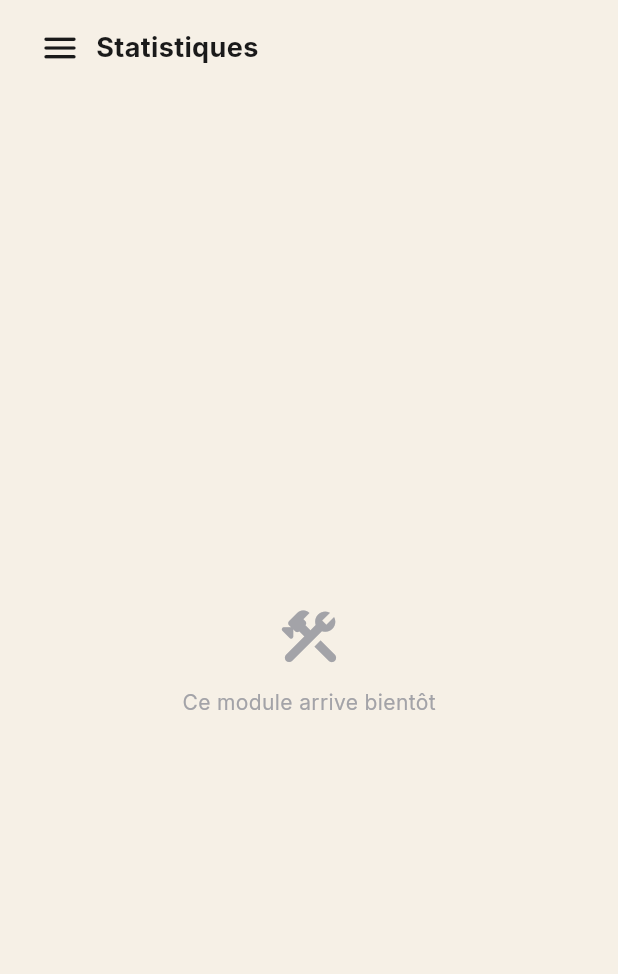
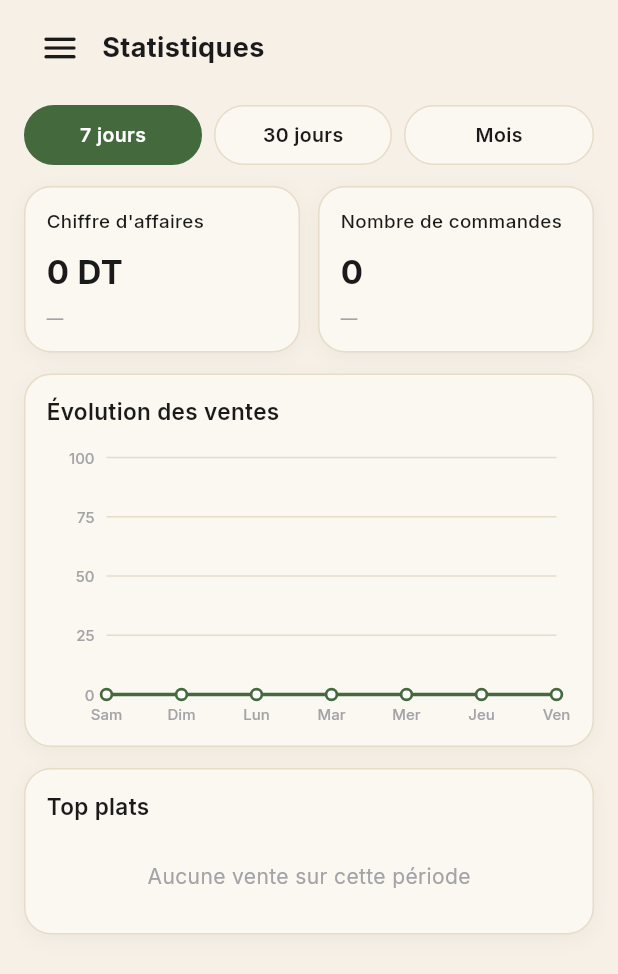
Before and after one commit to tassnim01/coffee-restaurant-App, a Flutter app: the AdminShell screen opened directly, after a tap on the "menu" icon, after a tap on "Statistiques", on a phone screen of 412 x 824 dp. Shown: the top 974 px of the screen. Run offline on Flutter 3.47's test engine with Material 3 defaults, Android fonts, the phone set to English and light mode, and no system bars; our stand-ins replace cloud_firestore, firebase_auth, firebase_core, google_fonts, image_picker, pdf and 2 more; accounts and stored records are empty.

Commit message:
partie statistiques

```diff
--- a/lib/features/admin/shell/admin_shell.dart
+++ b/lib/features/admin/shell/admin_shell.dart
@@ -7,8 +7,8 @@ import '../menu/screens/menu_management_screen.dart';
 import '../orders/screens/orders_screen.dart';
 import '../settings/screens/admin_settings_screen.dart';
 import 'admin_drawer.dart';
-import 'coming_soon_scree.dart';
 import '../../payment/screens/payments_screen.dart';
+import '../statistics/screens/statistics_screen.dart';
 
 /// Conteneur de l'espace responsable : menu latéral + pages.
 class AdminShell extends StatefulWidget {
@@ -61,7 +61,7 @@ class _AdminShellState extends State<AdminShell> {
             onSeeOrders: () => setState(() => _index = 1),
           ),
           OrdersScreen(onMenuTap: _openDrawer),
-          ComingSoonScreen(title: 'Statistiques', onMenuTap: _openDrawer),
+          StatisticsScreen(onMenuTap: _openDrawer),
           MenuManagementScreen(onMenuTap: _openDrawer),
           ClientsScreen(onMenuTap: _openDrawer),
           PaymentsScreen(onMenuTap: _openDrawer),
--- /dev/null
+++ b/lib/features/admin/statistics/models/stats_data.dart
@@ -0,0 +1,192 @@
+import '../../orders/models/restaurant_order.dart';
+
+/// true = ne compter que les commandes payées (encaissées).
+/// false = compter toutes les commandes, comme le tableau de bord.
+const bool kStatsOnlyPaidOrders = false;
+
+enum StatsPeriod { week, days30, month }
+
+extension StatsPeriodX on StatsPeriod {
+  String get label {
+    switch (this) {
+      case StatsPeriod.week:
+        return '7 jours';
+      case StatsPeriod.days30:
+        return '30 jours';
+      case StatsPeriod.month:
+        return 'Mois';
+    }
+  }
+}
+
+/// Un plat du classement.
+class TopDish {
+  final String name;
+  final String? productId;
+  final String? imageUrl;
+  final int quantity;
+  final double revenue;
+
+  const TopDish({
+    required this.name,
+    required this.productId,
+    required this.imageUrl,
+    required this.quantity,
+    required this.revenue,
+  });
+}
+
+class _Acc {
+  final String name;
+  final String? productId;
+  final String? imageUrl;
+  int quantity = 0;
+  double revenue = 0;
+
+  _Acc(this.name, this.productId, this.imageUrl);
+}
+
+/// Chiffres d'une période, comparés à la période précédente.
+class StatsData {
+  final double revenue;
+  final double previousRevenue;
+  final int orderCount;
+  final int previousOrderCount;
+  final List<double> series; // chiffre d'affaires par jour
+  final List<String> labels; // étiquettes de l'axe horizontal
+  final List<TopDish> topDishes;
+
+  const StatsData({
+    required this.revenue,
+    required this.previousRevenue,
+    required this.orderCount,
+    required this.previousOrderCount,
+    required this.series,
+    required this.labels,
+    required this.topDishes,
+  });
+
+  /// Évolution en % par rapport à la période précédente (null si impossible).
+  double? get revenueChange => _change(revenue, previousRevenue);
+  double? get ordersChange =>
+      _change(orderCount.toDouble(), previousOrderCount.toDouble());
+
+  static double? _change(double current, double previous) {
+    if (previous == 0) return null;
+    return (current - previous) / previous * 100;
+  }
+
+  static const _weekdays = ['Lun', 'Mar', 'Mer', 'Jeu', 'Ven', 'Sam', 'Dim'];
+
+  factory StatsData.compute(
+    List<RestaurantOrder> all,
+    StatsPeriod period,
+    DateTime now,
+  ) {
+    // Dates en UTC pour éviter les décalages d'heure d'été.
+    DateTime day(DateTime d) => DateTime.utc(d.year, d.month, d.day);
+    final today = day(now);
+
+    late final DateTime start;
+    late final int days;
+    late final DateTime prevStart;
+    late final int prevDays;
+
+    switch (period) {
+      case StatsPeriod.week:
+        days = 7;
+        prevDays = 7;
+        start = today.subtract(const Duration(days: 6));
+        prevStart = start.subtract(const Duration(days: 7));
+        break;
+      case StatsPeriod.days30:
+        days = 30;
+        prevDays = 30;
+        start = today.subtract(const Duration(days: 29));
+        prevStart = start.subtract(const Duration(days: 30));
+        break;
+      case StatsPeriod.month:
+        start = DateTime.utc(now.year, now.month, 1);
+        days = today.day;
+        prevStart = DateTime.utc(now.year, now.month - 1, 1);
+        final prevMonthLength = DateTime.utc(now.year, now.month, 0).day;
+        prevDays = days < prevMonthLength ? days : prevMonthLength;
+        break;
+    }
+
+    int indexIn(DateTime d, DateTime s, int n) {
+      final i = d.difference(s).inDays;
+      return (i >= 0 && i < n) ? i : -1;
+    }
+
+    final series = List<double>.filled(days, 0);
+    final dishes = <String, _Acc>{};
+    var revenue = 0.0;
+    var count = 0;
+    var prevRevenue = 0.0;
+    var prevCount = 0;
+
+    for (final o in all) {
+      if (kStatsOnlyPaidOrders && !o.isPaid) continue;
+      final d = day(o.createdAt);
+
+      final i = indexIn(d, start, days);
+      if (i != -1) {
+        series[i] += o.total;
+        revenue += o.total;
+        count++;
+        for (final item in o.items) {
+          final key = item.productId.isNotEmpty ? item.productId : item.name;
+          final acc = dishes.putIfAbsent(
+            key,
+            () => _Acc(
+              item.name,
+              item.productId.isEmpty ? null : item.productId,
+              item.imageUrl,
+            ),
+          );
+          acc.quantity += item.quantity;
+          acc.revenue += item.lineTotal;
+        }
+        continue;
+      }
+
+      if (indexIn(d, prevStart, prevDays) != -1) {
+        prevRevenue += o.total;
+        prevCount++;
+      }
+    }
+
+    final labels = List<String>.generate(days, (i) {
+      final date = start.add(Duration(days: i));
+      return period == StatsPeriod.week
+          ? _weekdays[date.weekday - 1]
+          : '${date.day}';
+    });
+
+    final top = dishes.values.toList()
+      ..sort((a, b) {
+        final byQty = b.quantity.compareTo(a.quantity);
+        return byQty != 0 ? byQty : b.revenue.compareTo(a.revenue);
+      });
+
+    return StatsData(
+      revenue: revenue,
+      previousRevenue: prevRevenue,
+      orderCount: count,
+      previousOrderCount: prevCount,
+      series: series,
+      labels: labels,
+      topDishes: top
+          .take(10)
+          .map((a) => TopDish(
+                name: a.name,
+                productId: a.productId,
+                imageUrl: a.imageUrl,
+                quantity: a.quantity,
+                revenue: a.revenue,
+              ))
+          .toList(),
+    );
+  }
+}
--- /dev/null
+++ b/lib/features/admin/statistics/screens/statistics_screen.dart
@@ -0,0 +1,265 @@
+import 'package:flutter/material.dart';
+import 'package:provider/provider.dart';
+import '../../../../core/theme/app_colors.dart';
+import '../../../../core/theme/app_text_styles.dart';
+import '../../../../core/utils/formatters.dart';
+import '../../orders/widgets/product_thumb.dart';
+import '../../orders/providers/orders_provider.dart';
+import '../models/stats_data.dart';
+import '../widgets/kpi_card.dart';
+import '../widgets/sales_chart.dart';
+
+class StatisticsScreen extends StatefulWidget {
+  final VoidCallback? onMenuTap;
+
+  const StatisticsScreen({super.key, this.onMenuTap});
+
+  @override
+  State<StatisticsScreen> createState() => _StatisticsScreenState();
+}
+
+class _StatisticsScreenState extends State<StatisticsScreen> {
+  StatsPeriod _period = StatsPeriod.week;
+  bool _showAll = false;
+
+  BoxDecoration get _card => BoxDecoration(
+        color: AppColors.surface,
+        borderRadius: BorderRadius.circular(18),
+        border: Border.all(color: AppColors.border),
+        boxShadow: [
+          BoxShadow(
+            color: AppColors.black.withValues(alpha: 0.04),
+            blurRadius: 10,
+            offset: const Offset(0, 3),
+          ),
+        ],
+      );
+
+  @override
+  Widget build(BuildContext context) {
+    final orders = context.watch<OrdersProvider>();
+    final data = StatsData.compute(orders.orders, _period, DateTime.now());
+
+    return Scaffold(
+      body: SafeArea(
+        child: Padding(
+          padding: const EdgeInsets.fromLTRB(16, 8, 16, 0),
+          child: Column(
+            crossAxisAlignment: CrossAxisAlignment.start,
+            children: [
+              Row(
+                children: [
+                  IconButton(
+                    onPressed:
+                        widget.onMenuTap ?? () => Navigator.of(context).maybePop(),
+                    icon: Icon(
+                      widget.onMenuTap != null
+                          ? Icons.menu_rounded
+                          : Icons.chevron_left_rounded,
+                      size: 28,
+                    ),
+                    padding: EdgeInsets.zero,
+                    constraints: const BoxConstraints(minWidth: 36),
+                  ),
+                  const SizedBox(width: 4),
+                  Expanded(
+                    child: Text('Statistiques', style: AppTextStyles.screenTitle),
+                  ),
+                ],
+              ),
+              const SizedBox(height: 14),
+              _buildTabs(),
+              const SizedBox(height: 14),
+              Expanded(
+                child: orders.isLoading
+                    ? const Center(child: CircularProgressIndicator())
+                    : SingleChildScrollView(
+                        padding: const EdgeInsets.only(bottom: 24),
+                        child: Column(
+                          children: [
+                            Row(
+                              crossAxisAlignment: CrossAxisAlignment.start,
+                              children: [
+                                Expanded(
+                                  child: KpiCard(
+                                    label: "Chiffre d'affaires",
+                                    value: Formatters.dt(data.revenue),
+                                    change: data.revenueChange,
+                                  ),
+                                ),
+                                const SizedBox(width: 12),
+                                Expanded(
+                                  child: KpiCard(
+                                    label: 'Nombre de commandes',
+                                    value: '${data.orderCount}',
+                                    change: data.ordersChange,
+                                  ),
+                                ),
+                              ],
+                            ),
+                            const SizedBox(height: 14),
+                            _buildChartCard(data),
+                            const SizedBox(height: 14),
+                            _buildTopDishes(data),
+                          ],
+                        ),
+                      ),
+              ),
+            ],
+          ),
+        ),
+      ),
+    );
+  }
+
+  Widget _buildTabs() {
+    return Row(
+      children: StatsPeriod.values.map((p) {
+        final selected = p == _period;
+        return Expanded(
+          child: Padding(
+            padding:
+                EdgeInsets.only(right: p == StatsPeriod.values.last ? 0 : 8),
+            child: GestureDetector(
+              onTap: () => setState(() => _period = p),
+              child: AnimatedContainer(
+                duration: const Duration(milliseconds: 200),
+                height: 40,
+                alignment: Alignment.center,
+                decoration: BoxDecoration(
+                  color: selected ? AppColors.forestGreen : AppColors.surface,
+                  borderRadius: BorderRadius.circular(20),
+                  border: Border.all(
+                    color: selected ? AppColors.forestGreen : AppColors.border,
+                  ),
+                ),
+                child: Text(
+                  p.label,
+                  style: AppTextStyles.toggle.copyWith(
+                    fontSize: 13,
+                    color: selected ? Colors.white : AppColors.textPrimary,
+                  ),
+                ),
+              ),
+            ),
+          ),
+        );
+      }).toList(),
+    );
+  }
+
+  Widget _buildChartCard(StatsData data) {
+    return Container(
+      width: double.infinity,
+      padding: const EdgeInsets.fromLTRB(14, 14, 14, 10),
+      decoration: _card,
+      child: Column(
+        crossAxisAlignment: CrossAxisAlignment.start,
+        children: [
+          Text('Évolution des ventes', style: AppTextStyles.productName),
+          const SizedBox(height: 12),
+          SalesChart(values: data.series, labels: data.labels),
+        ],
+      ),
+    );
+  }
+
+  Widget _buildTopDishes(StatsData data) {
+    final dishes = data.topDishes;
+    final visible = _showAll ? dishes : dishes.take(3).toList();
+    final maxQty = dishes.isEmpty ? 1 : dishes.first.quantity;
+
+    return Container(
+      width: double.infinity,
+      padding: const EdgeInsets.all(14),
+      decoration: _card,
+      child: Column(
+        crossAxisAlignment: CrossAxisAlignment.start,
+        children: [
+          Row(
+            children: [
+              Expanded(
+                child: Text('Top plats', style: AppTextStyles.productName),
+              ),
+              if (dishes.length > 3)
+                GestureDetector(
+                  onTap: () => setState(() => _showAll = !_showAll),
+                  child: Text(
+                    _showAll ? 'Réduire' : 'Voir tout',
+                    style: AppTextStyles.toggle.copyWith(
+                      fontSize: 12.5,
+                      color: AppColors.forestGreen,
+                    ),
+                  ),
+                ),
+            ],
+          ),
+          const SizedBox(height: 12),
+          if (visible.isEmpty)
+            Padding(
+              padding: const EdgeInsets.symmetric(vertical: 14),
+              child: Center(
+                child: Text(
+                  'Aucune vente sur cette période',
+                  style: AppTextStyles.body.copyWith(color: AppColors.gray),
+                ),
+              ),
+            )
+          else
+            for (final d in visible) _dishRow(d, maxQty),
+        ],
+      ),
+    );
+  }
+
+  Widget _dishRow(TopDish dish, int maxQty) {
+    return Padding(
+      padding: const EdgeInsets.only(bottom: 12),
+      child: Row(
+        children: [
+          ProductThumb(
+            productId: dish.productId,
+            imageUrl: dish.imageUrl,
+            size: 48,
+            radius: 12,
+          ),
+          const SizedBox(width: 12),
+          Expanded(
+            child: Column(
+              crossAxisAlignment: CrossAxisAlignment.start,
+              children: [
+                Text(
+                  dish.name,
+                  maxLines: 1,
+                  overflow: TextOverflow.ellipsis,
+                  style: AppTextStyles.productName.copyWith(fontSize: 14),
+                ),
+                const SizedBox(height: 2),
+                Text(
+                  '${dish.quantity} vente${dish.quantity > 1 ? 's' : ''}',
+                  style: AppTextStyles.chip
+                      .copyWith(color: AppColors.gray, fontSize: 12),
+                ),
+                const SizedBox(height: 6),
+                ClipRRect(
+                  borderRadius: BorderRadius.circular(4),
+                  child: LinearProgressIndicator(
+                    value: dish.quantity / maxQty,
+                    minHeight: 5,
+                    backgroundColor: AppColors.border,
+                    color: AppColors.forestGreen,
+                  ),
+                ),
+              ],
+            ),
+          ),
+          const SizedBox(width: 12),
+          Text(
+            Formatters.dt(dish.revenue),
+            style: AppTextStyles.productName.copyWith(fontSize: 13.5),
+          ),
+        ],
+      ),
+    );
+  }
+}
--- /dev/null
+++ b/lib/features/admin/statistics/widgets/kpi_card.dart
@@ -0,0 +1,83 @@
+import 'package:flutter/material.dart';
+import '../../../../core/theme/app_colors.dart';
+import '../../../../core/theme/app_text_styles.dart';
+
+/// Carte « libellé, grande valeur, évolution en % ».
+class KpiCard extends StatelessWidget {
+  final String label;
+  final String value;
+  final double? change; // null = pas de période précédente à comparer
+
+  const KpiCard({
+    super.key,
+    required this.label,
+    required this.value,
+    required this.change,
+  });
+
+  @override
+  Widget build(BuildContext context) {
+    final c = change;
+    final up = c == null || c >= 0;
+    final color = up ? AppColors.forestGreen : AppColors.burgundy;
+
+    return Container(
+      padding: const EdgeInsets.all(14),
+      decoration: BoxDecoration(
+        color: AppColors.surface,
+        borderRadius: BorderRadius.circular(18),
+        border: Border.all(color: AppColors.border),
+        boxShadow: [
+          BoxShadow(
+            color: AppColors.black.withValues(alpha: 0.04),
+            blurRadius: 10,
+            offset: const Offset(0, 3),
+          ),
+        ],
+      ),
+      child: Column(
+        crossAxisAlignment: CrossAxisAlignment.start,
+        children: [
+          Text(
+            label,
+            maxLines: 1,
+            overflow: TextOverflow.ellipsis,
+            style: AppTextStyles.chip.copyWith(fontSize: 12.5),
+          ),
+          const SizedBox(height: 8),
+          FittedBox(
+            alignment: Alignment.centerLeft,
+            fit: BoxFit.scaleDown,
+            child: Text(
+              value,
+              style: AppTextStyles.screenTitle.copyWith(fontSize: 22),
+            ),
+          ),
+          const SizedBox(height: 8),
+          if (c == null)
+            Text('—',
+                style: AppTextStyles.chip.copyWith(color: AppColors.gray))
+          else
+            Row(
+              children: [
+                Icon(
+                  up ? Icons.arrow_upward_rounded : Icons.arrow_downward_rounded,
+                  size: 18,
+                  color: color,
+                ),
+                const SizedBox(width: 4),
+                Text(
+                  '${c >= 0 ? '+' : ''}${c.round()}%',
+                  style: AppTextStyles.chip.copyWith(
+                    color: color,
+                    fontSize: 13,
+                    fontWeight: FontWeight.w700,
+                  ),
+                ),
+              ],
+            ),
+        ],
+      ),
+    );
+  }
+}
--- /dev/null
+++ b/lib/features/admin/statistics/widgets/sales_chart.dart
@@ -0,0 +1,142 @@
+import 'dart:math' as math;
+import 'package:flutter/material.dart';
+import '../../../../core/theme/app_colors.dart';
+import '../../../../core/theme/app_text_styles.dart';
+
+class SalesChart extends StatelessWidget {
+  final List<double> values;
+  final List<String> labels;
+  final double height;
+
+  const SalesChart({
+    super.key,
+    required this.values,
+    required this.labels,
+    this.height = 190,
+  });
+
+  @override
+  Widget build(BuildContext context) {
+    return SizedBox(
+      width: double.infinity,
+      height: height,
+      child: CustomPaint(painter: _ChartPainter(values, labels)),
+    );
+  }
+}
+
+class _ChartPainter extends CustomPainter {
+  final List<double> values;
+  final List<String> labels;
+
+  _ChartPainter(this.values, this.labels);
+
+  /// Valeur maximale « ronde » divisible en 4 graduations.
+  static double _niceMax(double m) {
+    if (m <= 0) return 100;
+    final raw = m / 4;
+    final mag = math.pow(10, (math.log(raw) / math.ln10).floor()).toDouble();
+    final f = raw / mag;
+    final step = (f <= 1 ? 1 : f <= 2 ? 2 : f <= 5 ? 5 : 10) * mag;
+    return step * 4;
+  }
+
+  void _text(Canvas canvas, String s, Offset o, {int align = 0}) {
+    final tp = TextPainter(
+      text: TextSpan(
+        text: s,
+        style: AppTextStyles.chip.copyWith(color: AppColors.gray, fontSize: 10),
+      ),
+      textDirection: TextDirection.ltr,
+    )..layout();
+    // align : -1 = à droite du point, 0 = centré
+    final dx = align < 0 ? o.dx - tp.width : o.dx - tp.width / 2;
+    tp.paint(canvas, Offset(dx, o.dy - tp.height / 2));
+  }
+
+  @override
+  void paint(Canvas canvas, Size size) {
+    const left = 40.0, right = 10.0, top = 8.0, bottom = 24.0;
+    final w = size.width - left - right;
+    final h = size.height - top - bottom;
+    final n = values.length;
+    if (n == 0 || w <= 0 || h <= 0) return;
+
+    final maxValue = values.fold<double>(0, (a, b) => math.max(a, b));
+    final niceMax = _niceMax(maxValue);
+
+    // Grille et graduations verticales.
+    final grid = Paint()
+      ..color = AppColors.border
+      ..strokeWidth = 1;
+    for (var i = 0; i <= 4; i++) {
+      final y = top + h * (1 - i / 4);
+      canvas.drawLine(Offset(left, y), Offset(left + w, y), grid);
+      _text(canvas, (niceMax * i / 4).round().toString(), Offset(left - 8, y),
+          align: -1);
+    }
+
+    double x(int i) => n == 1 ? left + w / 2 : left + w * i / (n - 1);
+    double y(double v) => top + h * (1 - v / niceMax);
+
+    // Courbe et zone dégradée.
+    final line = Path()..moveTo(x(0), y(values[0]));
+    for (var i = 1; i < n; i++) {
+      line.lineTo(x(i), y(values[i]));
+    }
+
+    final area = Path.from(line)
+      ..lineTo(x(n - 1), top + h)
+      ..lineTo(x(0), top + h)
+      ..close();
+
+    canvas.drawPath(
+      area,
+      Paint()
+        ..shader = LinearGradient(
+          begin: Alignment.topCenter,
+          end: Alignment.bottomCenter,
+          colors: [
+            AppColors.forestGreen.withValues(alpha: 0.28),
+            AppColors.forestGreen.withValues(alpha: 0.02),
+          ],
+        ).createShader(Rect.fromLTWH(left, top, w, h)),
+    );
+
+    canvas.drawPath(
+      line,
+      Paint()
+        ..color = AppColors.forestGreen
+        ..style = PaintingStyle.stroke
+        ..strokeWidth = 2.2
+        ..strokeJoin = StrokeJoin.round
+        ..strokeCap = StrokeCap.round,
+    );
+
+    // Points (seulement quand il y en a peu).
+    if (n <= 8) {
+      for (var i = 0; i < n; i++) {
+        canvas.drawCircle(Offset(x(i), y(values[i])), 3.6,
+            Paint()..color = Colors.white);
+        canvas.drawCircle(
+          Offset(x(i), y(values[i])),
+          3.6,
+          Paint()
+            ..color = AppColors.forestGreen
+            ..style = PaintingStyle.stroke
+            ..strokeWidth = 1.8,
+        );
+      }
+    }
+
+    // Étiquettes horizontales (espacées si la période est longue).
+    final step = (n / 7).ceil().clamp(1, 100);
+    for (var i = 0; i < n; i += step) {
+      _text(canvas, labels[i], Offset(x(i), top + h + 13));
+    }
+  }
+
+  @override
+  bool shouldRepaint(covariant _ChartPainter old) =>
+      old.values != values || old.labels != labels;
+}
--- a/lib/main.dart
+++ b/lib/main.dart
@@ -26,7 +26,7 @@ import 'features/client/orders/data/client_order_repository.dart';
 import 'features/admin/auth/admin_access_gate.dart';
 
 /// Temporaire : true = espace client, false = espace responsable.
-const bool kStartAsClient = true;
+const bool kStartAsClient = false;
 
 Future<void> main() async {
   WidgetsFlutterBinding.ensureInitialized();
@@ -66,6 +66,8 @@ class CoffeeShopApp extends StatelessWidget {
     return MultiProvider(
       providers: [
         ChangeNotifierProvider<MenuProvider>(
+          // Voici la partie de gestion des produits :
+          // FirebaseMenuRepository fournit les données de MenuProvider.
           create: (_) => MenuProvider(menuRepository)..loadMenu(),
         ),
         ChangeNotifierProvider<OrdersProvider>(
--- a/pubspec.yaml
+++ b/pubspec.yaml
@@ -43,6 +43,8 @@ dependencies:
   pdf: ^3.13.1
   printing: ^5.15.1
   shared_preferences: ^2.5.6
+  local_auth: ^3.0.2
+  flutter_secure_storage: ^11.2.0
 dev_dependencies:
   flutter_test:
     sdk: flutter
```
Also changed, not shown: pubspec.lock, 6 other files.
